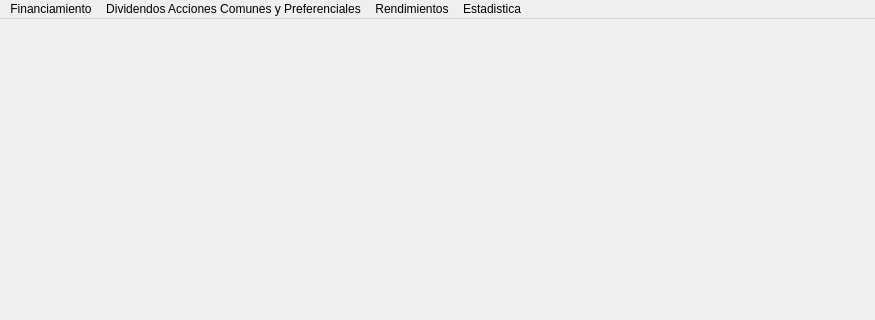
luisAlcides/finanzas2, file view/ui/mainWindow.ui: the form before one commit; both pictures show x 0 to 875 and y 0 to 320 of the 875 by 622 pixel window.
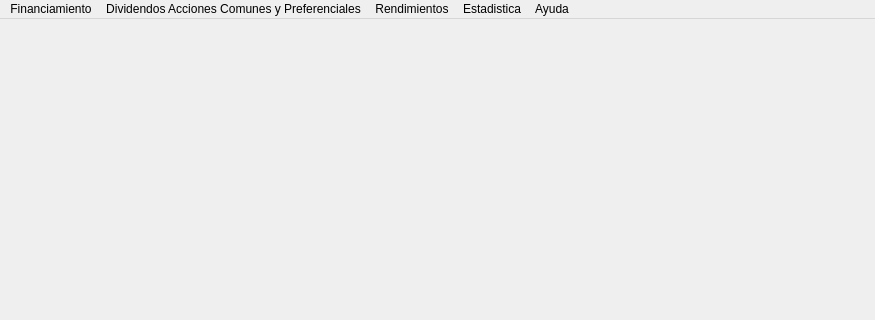
The form after the commit.

Commit message: Informacion windows y acerca de

```diff
--- a/view/ui/mainWindow.ui
+++ b/view/ui/mainWindow.ui
@@ -63,10 +63,19 @@
     <addaction name="qa_varianza"/>
     <addaction name="qa_covarianza"/>
    </widget>
+   <widget class="QMenu" name="menuAyuda">
+    <property name="title">
+     <string>Ayuda</string>
+    </property>
+    <addaction name="separator"/>
+    <addaction name="qa_informacion"/>
+    <addaction name="qa_acerca"/>
+   </widget>
    <addaction name="menuArchivo"/>
    <addaction name="menuCreditos"/>
    <addaction name="menuRendimientos"/>
    <addaction name="menuEstadistica"/>
+   <addaction name="menuAyuda"/>
   </widget>
   <widget class="QStatusBar" name="statusbar"/>
   <action name="actionDesarrolladores">
```
Left out of the diff: 12 changed lines with no effect on the pictures. The commit also changes 5 other files.
